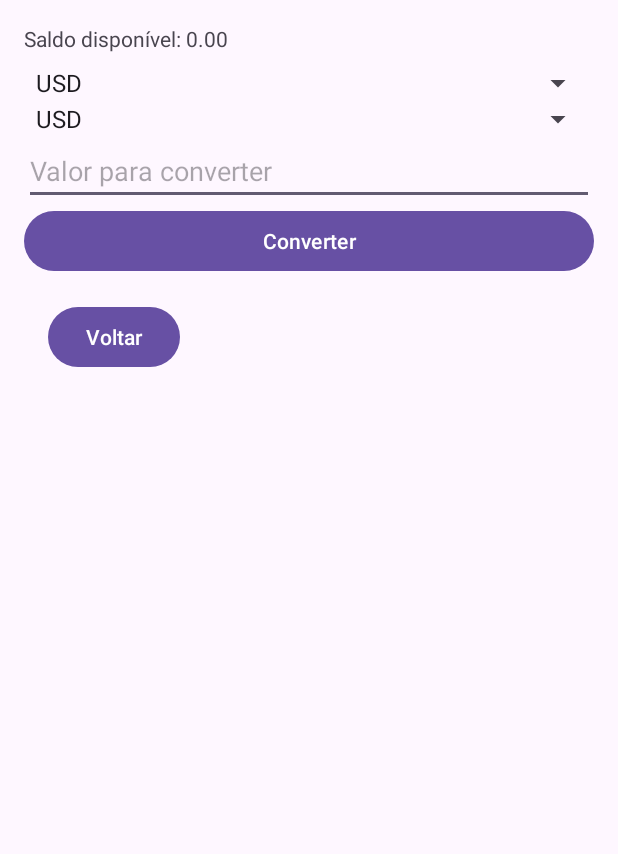
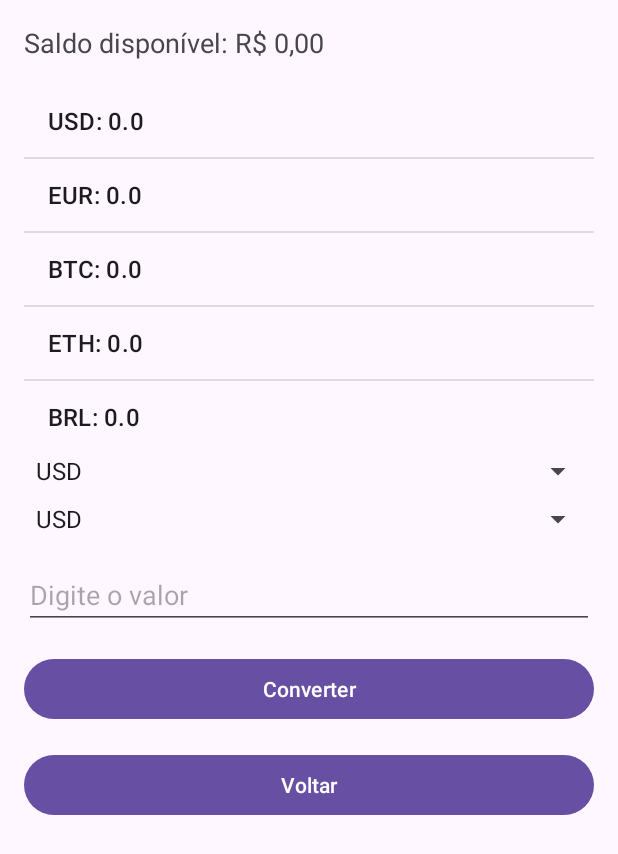
Before and after one commit to Viol19142/Conversor-de-Moedas, an Android app: the activity_convert_resources screen opened directly, with no data from a screen before it, on a phone screen of 412 x 824 dp. Shown: the top 854 px of the screen. Run offline under Robolectric (Android 15) with nearby library versions, the phone set to English and light mode, and no system bars.

```diff
--- a/app/src/main/java/com/example/conversordemoedas/activity_deposit.kt
+++ b/app/src/main/java/com/example/conversordemoedas/activity_deposit.kt
@@ -28,7 +28,7 @@ class activity_deposit : AppCompatActivity() {
         }
 
         btnBack.setOnClickListener {
-            finish() // Volta para a tela anterior
+            finish()
         }
     }
 }
--- a/app/src/main/java/com/example/conversordemoedas/model/AwesomeApiService.kt
+++ b/app/src/main/java/com/example/conversordemoedas/model/AwesomeApiService.kt
@@ -1,3 +1,4 @@
+import com.example.conversordemoedas.model.ExchangeRate
 import retrofit2.Call
 import retrofit2.http.GET
 import retrofit2.http.Path
@@ -6,5 +7,3 @@ interface AwesomeApiService {
     @GET("last/{pair}")
     fun getExchangeRate(@Path("pair") pair: String): Call<Map<String, ExchangeRate>>
 }
-
-data class ExchangeRate(val bid: String)
--- /dev/null
+++ b/app/src/main/java/com/example/conversordemoedas/model/ExchangeRate.kt
@@ -0,0 +1,5 @@
+package com.example.conversordemoedas.model
+
+data class ExchangeRate(
+    val bid: String
+)
--- a/app/src/main/java/com/example/conversordemoedas/model/WalletManager.kt
+++ b/app/src/main/java/com/example/conversordemoedas/model/WalletManager.kt
@@ -1,12 +1,14 @@
 object WalletManager {
     var balanceInBRL: Double = 0.0
-    val currencies: MutableMap<String, Double> = mutableMapOf(
+    val currencies: MutableMap<String, Double> by lazy {
+        mutableMapOf(
             "USD" to 0.0,
             "EUR" to 0.0,
             "BTC" to 0.0,
             "ETH" to 0.0,
             "BRL" to balanceInBRL
         )
+    }
 
     fun addBalance(amount: Double) {
         balanceInBRL += amount
--- a/app/src/main/res/layout/activity_convert_resources.xml
+++ b/app/src/main/res/layout/activity_convert_resources.xml
@@ -1,4 +1,5 @@
-<LinearLayout xmlns:android="http://schemas.android.com/apk/res/android"
+<LinearLayout
+    xmlns:android="http://schemas.android.com/apk/res/android"
     android:layout_width="match_parent"
     android:layout_height="match_parent"
     android:orientation="vertical"
@@ -8,44 +9,52 @@
         android:id="@+id/tv_available_balance"
         android:layout_width="wrap_content"
         android:layout_height="wrap_content"
-        android:text="Saldo disponível: 0.00"
-        android:layout_marginBottom="8dp" />
+        android:text="Saldo disponível: R$ 0,00"
+        android:textSize="18sp"
+        android:layout_marginBottom="16dp" />
+    <ListView
+        android:id="@+id/lv_currency_balances"
+        android:layout_width="match_parent"
+        android:layout_height="wrap_content" />
 
     <Spinner
         android:id="@+id/sp_currency_from"
         android:layout_width="match_parent"
-        android:layout_height="wrap_content" />
+        android:layout_height="wrap_content"
+        android:layout_marginBottom="8dp" />
 
     <Spinner
         android:id="@+id/sp_currency_to"
         android:layout_width="match_parent"
-        android:layout_height="wrap_content" />
+        android:layout_height="wrap_content"
+        android:layout_marginBottom="16dp" />
 
     <EditText
         android:id="@+id/et_amount_to_convert"
         android:layout_width="match_parent"
         android:layout_height="wrap_content"
-        android:hint="Valor para converter"
-        android:inputType="numberDecimal" />
+        android:hint="Digite o valor"
+        android:inputType="numberDecimal"
+        android:layout_marginBottom="16dp" />
+
+    <Button
+        android:id="@+id/btn_convert"
+        android:layout_width="match_parent"
+        android:layout_height="wrap_content"
+        android:text="Converter"
+        android:layout_marginBottom="16dp" />
+
+    <Button
+        android:id="@+id/btn_back"
+        android:layout_width="match_parent"
+        android:layout_height="wrap_content"
+        android:text="Voltar" />
 
     <ProgressBar
         android:id="@+id/progress_bar"
         android:layout_width="wrap_content"
         android:layout_height="wrap_content"
+        android:layout_gravity="center"
         android:visibility="gone"
-        android:layout_gravity="center" />
-
-    <Button
-        android:id="@+id/btn_convert"
-        android:layout_width="match_parent"
-        android:layout_height="wrap_content"
-        android:text="Converter" />
-    <Button
-        android:id="@+id/btn_back"
-        android:layout_width="wrap_content"
-        android:layout_height="wrap_content"
-        android:text="Voltar"
-        android:layout_margin="16dp"
-        />
-
+        style="?android:attr/progressBarStyleLarge" />
 </LinearLayout>
```
Also changed, not shown: app/src/main/java/com/example/conversordemoedas/activity_convert_resources.kt (+52 -34 lines). Lines whose indentation alone changed are shown as unchanged.
